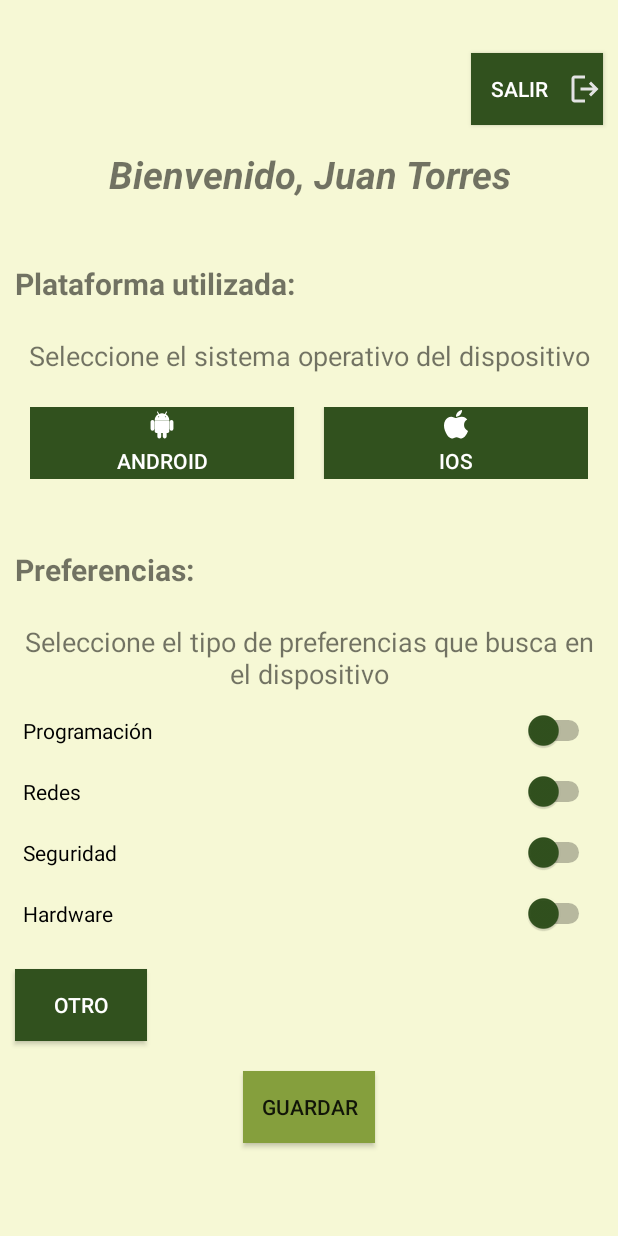
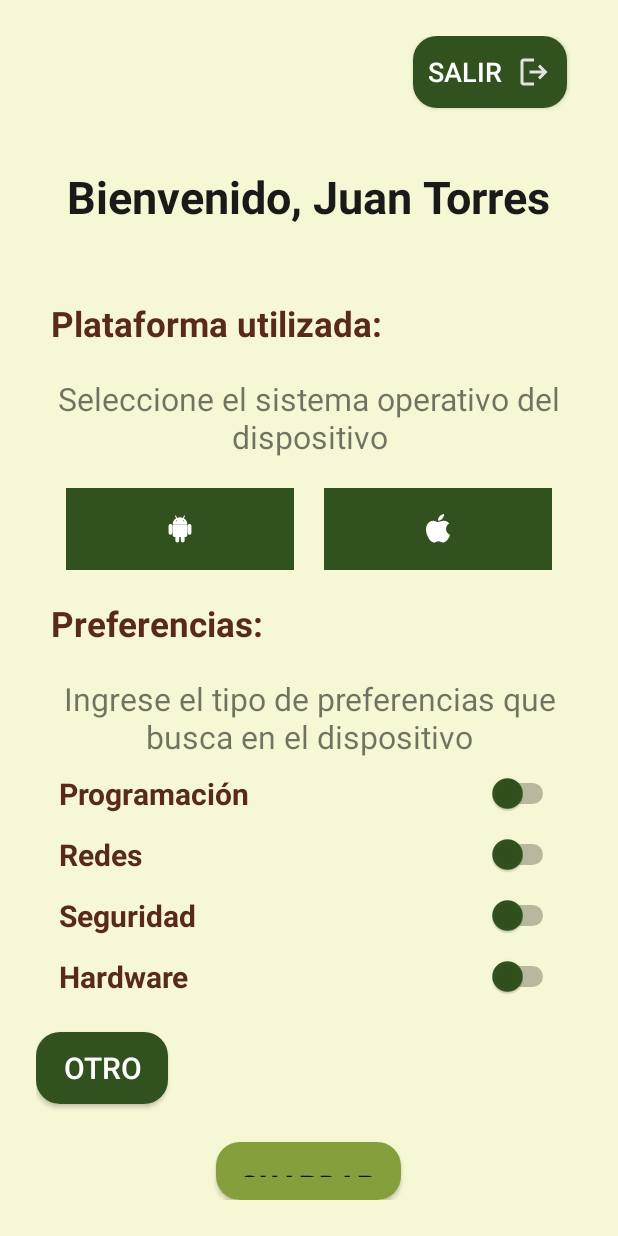
Before and after one commit to Mauricitoxx/Grupo-12-Aplicaciones-Moviles-2025, an Android app built with Jetpack Compose: the MainActivity screen opened directly, with no data from a screen before it, on a phone screen of 412 x 824 dp. Run offline under Robolectric (Android 15) with nearby library versions, the phone set to English and light mode, and no system bars; 4 statements that could not run were skipped.

Commit message:
Mejoras en Visualizacion

```diff
--- /dev/null
+++ b/app/src/main/res/drawable/boton_redondo_1.xml
@@ -0,0 +1,5 @@
+<?xml version="1.0" encoding="utf-8"?>
+<shape xmlns:android="http://schemas.android.com/apk/res/android" android:shape="rectangle">
+    <corners android:radius="16dp" />
+    <solid android:color="@color/Green1" />
+</shape>
--- /dev/null
+++ b/app/src/main/res/drawable/boton_redondo_2.xml
@@ -0,0 +1,5 @@
+<?xml version="1.0" encoding="utf-8"?>
+<shape xmlns:android="http://schemas.android.com/apk/res/android" android:shape="rectangle">
+    <corners android:radius="16dp" />
+    <solid android:color="@color/Green2" />
+</shape>
--- a/app/src/main/res/layout/bienvenida.xml
+++ b/app/src/main/res/layout/bienvenida.xml
@@ -3,7 +3,8 @@
     android:layout_width="match_parent"
     android:layout_height="match_parent"
     android:orientation="vertical"
-    android:background="@color/Yellow1">
+    android:background="@color/Yellow1"
+    android:padding="24dp">
 
     <Button
         android:id="@+id/buttonSalir"
@@ -11,11 +12,12 @@
         android:layout_height="wrap_content"
         android:layout_gravity="right"
         android:drawableRight="@drawable/ic_logout_24dp"
-        android:text="Salir"
-        android:background="@drawable/bordes"
+        android:text="Salir  "
+        android:background="@drawable/boton_redondo_2"
         android:textColor="@color/white"
-        android:layout_marginTop="35dp"
-        android:layout_marginRight="10dp"/>
+        android:layout_marginRight="10dp"
+        android:textSize="18dp"
+        android:padding="10dp"/>
 
     <TextView
         android:id="@+id/textViewBienvenido"
@@ -23,11 +25,13 @@
         android:layout_height="wrap_content"
         android:text="Bienvenido "
         android:textAlignment="center"
-        android:textStyle="bold|italic"
+        android:textStyle="bold"
         android:layout_gravity="center_horizontal"
-        android:textSize="25dp"
+        android:textSize="30dp"
         android:padding="15dp"
-        android:layout_marginBottom="25px"/>
+        android:textColor="@color/blackish"
+        android:layout_marginBottom="35px"
+        android:layout_marginTop="35px"/>
 
 
 
@@ -37,8 +41,9 @@
         android:layout_height="wrap_content"
         android:text="Plataforma utilizada: "
         android:textStyle="bold"
-        android:textSize="20dp"
-        android:padding="10dp"/>
+        android:textSize="23dp"
+        android:padding="10dp"
+        android:textColor="@color/brown"/>
 
 
     <TextView
@@ -47,8 +52,8 @@
         android:layout_height="wrap_content"
         android:text="Seleccione el sistema operativo del dispositivo"
         android:textAlignment="center"
-        android:textSize="18dp"
-        android:padding="12dp"/>
+        android:textSize="21dp"
+        android:padding="10dp"/>
 
     <LinearLayout
         android:layout_width="match_parent"
@@ -59,31 +64,33 @@
         android:layout_marginBottom="10dp"
         android:layout_marginHorizontal="20dp">
 
-        <Button
+        <ImageButton
             android:id="@+id/buttonAndroid"
             android:layout_width="0dp"
             android:layout_height="wrap_content"
             android:layout_weight="1"
-            android:drawableTop="@drawable/ic_android_black_24dp"
+            android:padding="15sp"
+            android:src="@drawable/ic_android_black_24dp"
             android:background="@drawable/bordes"
             android:layout_marginRight="10dp"
-            android:textColor="@color/white"
-            android:cursorVisible="true"
-            android:text="Android" />
+            android:scaleType="centerInside"
+            android:contentDescription="Android"
+            android:cursorVisible="true" />
 
-        <Button
+        <ImageButton
             android:id="@+id/buttonIOS"
             android:layout_width="0dp"
             android:layout_height="wrap_content"
             android:layout_weight="1"
-            android:drawableTop="@drawable/baseline_1k_plus_24"
-            android:text="iOS"
+            android:padding="15sp"
+            android:src="@drawable/baseline_1k_plus_24"
             android:background="@drawable/bordes"
-            android:textColor="@color/white"
-            android:layout_marginLeft="10dp"/>
+            android:layout_marginLeft="10dp"
+            android:scaleType="centerInside"
+            android:contentDescription="IOS"
+            android:cursorVisible="true"/>
 
     </LinearLayout>
-
 
     <TextView
         android:id="@+id/textViewSeleccion2"
@@ -92,18 +99,18 @@
         android:text="Preferencias: "
         android:textStyle="bold"
         android:padding="10dp"
-        android:textSize="20dp"
-        android:layout_marginTop="40px"/>
+        android:textSize="23dp"
+        android:textColor="@color/brown"/>
 
 
     <TextView
         android:id="@+id/textView7"
         android:layout_width="match_parent"
         android:layout_height="wrap_content"
-        android:text="Seleccione el tipo de preferencias que busca en el dispositivo"
+        android:text="Ingrese el tipo de preferencias que busca en el dispositivo"
         android:textAlignment="center"
-        android:textSize="18dp"
-        android:padding="12dp"/>
+        android:textSize="21dp"
+        android:padding="10dp"/>
 
 
     <Switch
@@ -113,7 +120,10 @@
         android:text="Programación"
         android:layout_marginBottom="20px"
         android:layout_marginHorizontal="15dp"
-        android:thumbTint="@color/Green2" />
+        android:thumbTint="@color/Green2"
+        android:textSize="20sp"
+        android:textColor="@color/brown"
+        android:textStyle="bold"/>
 
 
     <Switch
@@ -123,7 +133,10 @@
         android:text="Redes"
         android:layout_marginBottom="20px"
         android:layout_marginHorizontal="15dp"
-        android:thumbTint="@color/Green2"/>
+        android:thumbTint="@color/Green2"
+        android:textSize="20sp"
+        android:textStyle="bold"
+        android:textColor="@color/brown"/>
 
     <Switch
         android:id="@+id/switch3"
@@ -132,7 +145,10 @@
         android:text="Seguridad"
         android:layout_marginBottom="20px"
         android:layout_marginHorizontal="15dp"
-        android:thumbTint="@color/Green2"/>
+        android:thumbTint="@color/Green2"
+        android:textSize="20sp"
+        android:textColor="@color/brown"
+        android:textStyle="bold"/>
 
     <Switch
         android:id="@+id/switch4"
@@ -141,26 +157,32 @@
         android:text="Hardware"
         android:layout_marginBottom="20px"
         android:layout_marginHorizontal="15dp"
-        android:thumbTint="@color/Green2"/>
+        android:thumbTint="@color/Green2"
+        android:textSize="20sp"
+        android:textColor="@color/brown"
+        android:textStyle="bold"/>
 
     <Button
         android:id="@+id/buttonOtro"
         android:layout_width="wrap_content"
         android:layout_height="wrap_content"
-        android:background="@color/Green2"
-        android:layout_marginHorizontal="10dp"
+        android:background="@drawable/boton_redondo_2"
         android:text="Otro"
         android:textColor="@color/white"
-        android:layout_marginTop="10dp"/>
+        android:layout_marginTop="10dp"
+        android:textSize="20sp"/>
 
     <Button
         android:id="@+id/buttonGuardar"
         android:layout_width="wrap_content"
         android:layout_height="wrap_content"
         android:text="Guardar"
-        android:background="@color/Green1"
+        android:background="@drawable/boton_redondo_1"
         android:layout_gravity="center_horizontal"
-        android:layout_marginTop="20dp"/>
+        android:layout_marginTop="25dp"
+        android:textStyle="bold"
+        android:padding="15dp"
+        android:textSize="20dp"/>
 
 
 </LinearLayout>
--- a/app/src/main/res/values/colors.xml
+++ b/app/src/main/res/values/colors.xml
@@ -5,6 +5,6 @@
     <color name="Yellow1">#FFF6F8D5</color>
     <color name="Green1">#FF859F3D</color>
     <color name="Green2">#FF31511E</color>
-
     <color name ="blackish">#FF1A1A19</color>
+    <color name="brown">#59291b</color>
 </resources>
```
Also changed, not shown: app/src/main/res/layout/loginlayout.xml (+4 -4 lines), app/src/main/res/layout/olvidarcontrasenia.xml (+34 -29 lines), app/src/main/res/layout/registerlayout.xml (+31 -18 lines).
